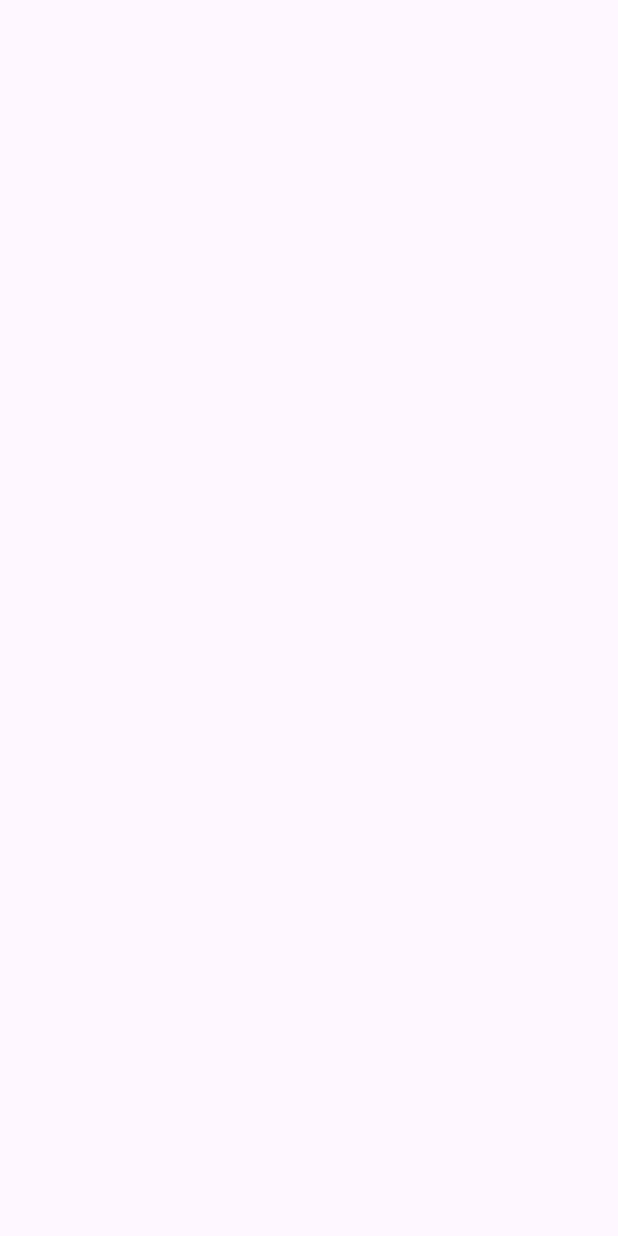
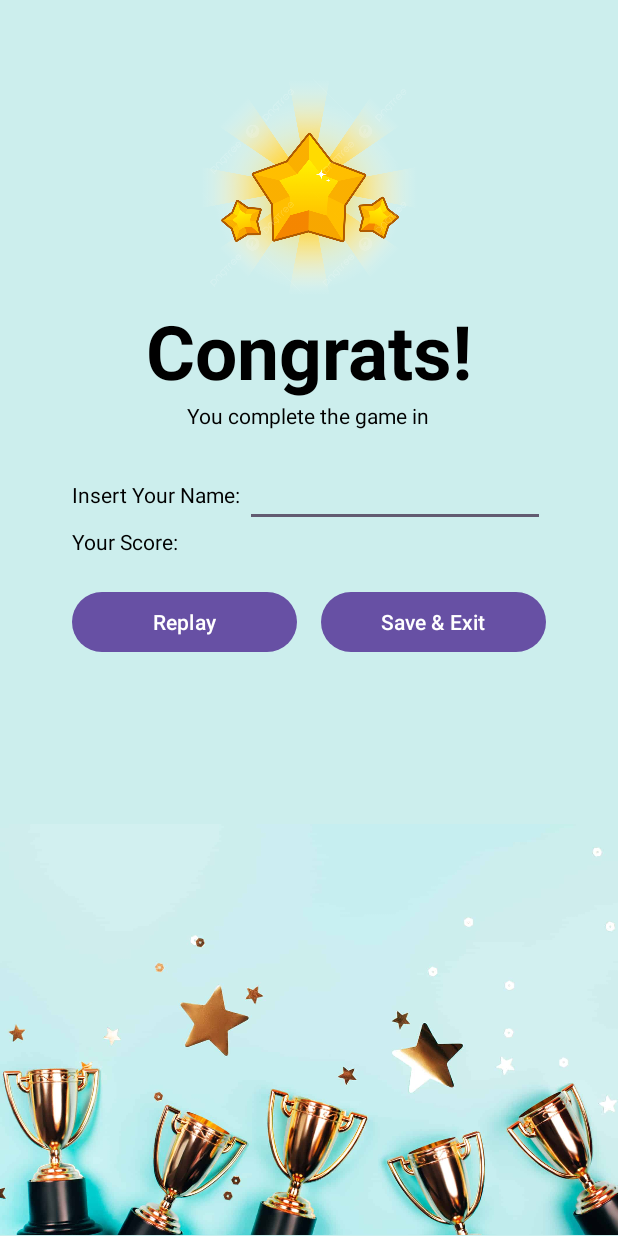
Before and after one commit to fadzrose/Color-Matching-Game, an Android app: the ScoreActivity screen opened directly, with no data from a screen before it, on a phone screen of 412 x 824 dp. Before the commit the screen is empty. Run offline under Robolectric (Android 15) with nearby library versions, the phone set to English and light mode, and no system bars.

Commit message:
ScoreActivity half way

```diff
--- a/app/src/main/java/com/example/colormatchinggame/GameActivity2.java
+++ b/app/src/main/java/com/example/colormatchinggame/GameActivity2.java
@@ -27,7 +27,7 @@ import java.util.Collections;
 
 public class GameActivity2 extends AppCompatActivity {
 
-    TextView pt;
+    TextView timer;
     ImageView c11,c12,c13,c14,c21,c22,c23,c24,c31,c32,c33,c34,c41,c42,c43,c44;
     Integer[] cardsArray = {101,102,103,104,105,106,107,108,201,202,203,204,205,206,207,208};
     int image101,image102,image103,image104,image105,image106,image107,image108;
@@ -260,6 +260,7 @@ public class GameActivity2 extends AppCompatActivity {
         });
     }
 
+    //main Code is here
     @Override
     protected void onCreate(Bundle savedInstanceState) {
         super.onCreate(savedInstanceState);
@@ -271,6 +272,8 @@ public class GameActivity2 extends AppCompatActivity {
         exitButton = findViewById(R.id.exitButton);
 
         tScore = findViewById(R.id.score);
+        timer = findViewById(R.id.timerText);
+
 
 
         // Reset Button Logic
@@ -693,7 +696,10 @@ public class GameActivity2 extends AppCompatActivity {
 
             Toast.makeText(this, "You complete the game!", Toast.LENGTH_SHORT).show();
 
-            Intent intent = new Intent(getApplicationContext(), MainActivity.class);
+            Intent intent = new Intent(getApplicationContext(), ScoreActivity.class);
+            intent.putExtra("point", String.valueOf(playerPoints));
+            intent.putExtra("time", String.valueOf(timer.getText()));
+
                     startActivity(intent);
                     finish();
 
--- a/app/src/main/java/com/example/colormatchinggame/ScoreActivity.java
+++ b/app/src/main/java/com/example/colormatchinggame/ScoreActivity.java
@@ -1,6 +1,12 @@
 package com.example.colormatchinggame;
 
+import android.annotation.SuppressLint;
+import android.content.Intent;
 import android.os.Bundle;
+import android.view.View;
+import android.widget.Button;
+import android.widget.EditText;
+import android.widget.TextView;
 
 import androidx.activity.EdgeToEdge;
 import androidx.appcompat.app.AppCompatActivity;
@@ -10,15 +16,52 @@ import androidx.core.view.WindowInsetsCompat;
 
 public class ScoreActivity extends AppCompatActivity {
 
+    Button btnReplay, btnSave;
+    TextView pointer, time;
+    private EditText name;
+    private DatabaseHelper dbHelper;
+
+    @SuppressLint("MissingInflatedId")
     @Override
     protected void onCreate(Bundle savedInstanceState) {
         super.onCreate(savedInstanceState);
-        EdgeToEdge.enable(this);
         setContentView(R.layout.activity_score);
-        ViewCompat.setOnApplyWindowInsetsListener(findViewById(R.id.main), (v, insets) -> {
-            Insets systemBars = insets.getInsets(WindowInsetsCompat.Type.systemBars());
-            v.setPadding(systemBars.left, systemBars.top, systemBars.right, systemBars.bottom);
-            return insets;
+
+        dbHelper = new DatabaseHelper(this);
+
+        name = findViewById(R.id.inputName);
+        time = findViewById(R.id.Time);
+        pointer = findViewById(R.id.score);
+        btnReplay = findViewById(R.id.Replay);
+        btnSave = findViewById(R.id.Exit);
+
+        //Retrieve data
+        String t = getIntent().getStringExtra("time");
+        String s = getIntent().getStringExtra("point");
+
+        //Display
+        time.setText(t);
+        pointer.setText(s);
+
+        btnReplay.setOnClickListener(new View.OnClickListener() {
+            @Override
+            public void onClick(View v){
+                Intent intent = new Intent(ScoreActivity.this, GameActivity2.class);//redirect without saving the score
+                startActivity(intent);
+            }
+
+
+        });
+
+        btnSave.setOnClickListener(new View.OnClickListener() {
+            @Override
+            public void onClick(View v){
+
+
+                Intent intent = new Intent(ScoreActivity.this, MainActivity.class);
+                startActivity(intent);
+            }
+
         });
     }
 }
--- a/app/src/main/res/layout/activity_login.xml
+++ b/app/src/main/res/layout/activity_login.xml
@@ -6,6 +6,7 @@
     android:orientation="vertical"
     android:gravity="center"
     android:padding="16dp"
+    android:background="#286B74"
     tools:ignore="ExtraText">
 
     <TextView
@@ -14,7 +15,7 @@
         android:layout_height="wrap_content"
         android:text="COLOR MEMORIZING GAME"
         android:textSize="24sp"
-        android:textColor="#673AB7"
+        android:textColor="#fff"
         android:textStyle="bold"
         android:layout_marginBottom="20dp"/>
 
--- a/app/src/main/res/layout/activity_score.xml
+++ b/app/src/main/res/layout/activity_score.xml
@@ -1,10 +1,120 @@
 <?xml version="1.0" encoding="utf-8"?>
-<androidx.constraintlayout.widget.ConstraintLayout xmlns:android="http://schemas.android.com/apk/res/android"
+<RelativeLayout xmlns:android="http://schemas.android.com/apk/res/android"
     xmlns:app="http://schemas.android.com/apk/res-auto"
     xmlns:tools="http://schemas.android.com/tools"
     android:id="@+id/main"
     android:layout_width="match_parent"
     android:layout_height="match_parent"
+    android:background="#CCEEED"
     tools:context=".ScoreActivity">
 
-</androidx.constraintlayout.widget.ConstraintLayout>
+    <ImageView
+        android:layout_width="300dp"
+        android:layout_height="150dp"
+        android:src="@drawable/star"
+        android:layout_centerHorizontal="true"
+        android:layout_marginTop="50dp"
+        android:id="@+id/star"/>
+    <LinearLayout
+        android:layout_width="match_parent"
+        android:layout_height="wrap_content"
+        android:layout_below="@+id/star"
+        android:orientation="vertical"
+        android:gravity="center">
+
+        <TextView
+            android:layout_width="wrap_content"
+            android:layout_height="wrap_content"
+            android:textColor="@color/black"
+            android:text="Congrats!"
+            android:textSize="50sp"
+            android:textStyle="bold"/>
+
+        <TextView
+            android:layout_width="wrap_content"
+            android:layout_height="wrap_content"
+            android:textColor="@color/black"
+            android:text="You complete the game in" />
+
+        <TextView
+            android:layout_width="wrap_content"
+            android:layout_height="wrap_content"
+            android:textColor="@color/black"
+            android:text="-time-"
+            android:textStyle="bold"
+            android:id="@+id/Time"/>
+
+        <RelativeLayout
+            android:layout_width="wrap_content"
+            android:layout_height="wrap_content">
+
+            <LinearLayout
+                android:layout_width="wrap_content"
+                android:layout_height="wrap_content"
+                android:id="@+id/LLname">
+
+                <TextView
+                    android:layout_width="wrap_content"
+                    android:layout_height="wrap_content"
+                    android:textColor="@color/black"
+                    android:text="Insert Your Name: " />
+
+                <EditText
+                    android:layout_width="200dp"
+                    android:layout_height="wrap_content"
+                    android:id="@+id/inputName"/>
+            </LinearLayout>
+
+            <LinearLayout
+                android:layout_width="wrap_content"
+                android:layout_height="wrap_content"
+                android:layout_below="@+id/LLname"
+                android:layout_alignStart="@+id/LLname"
+                android:orientation="horizontal"
+                android:id="@+id/LLscore">
+
+                <TextView
+                    android:layout_width="wrap_content"
+                    android:layout_height="wrap_content"
+                    android:textColor="@color/black"
+                    android:text="Your Score: " />
+
+                <TextView
+                    android:layout_width="200dp"
+                    android:layout_height="wrap_content"
+                    android:textColor="@color/black"
+                    android:text="-point-"
+                    android:id="@+id/score"/>
+            </LinearLayout>
+        </RelativeLayout>
+
+        <LinearLayout
+            android:layout_width="wrap_content"
+            android:layout_height="wrap_content">
+
+            <Button
+                android:layout_width="150dp"
+                android:layout_height="wrap_content"
+                android:layout_marginTop="20dp"
+                android:layout_marginRight="8dp"
+                android:text="Replay"
+                android:id="@+id/Replay"/>
+
+            <Button
+                android:layout_width="150dp"
+                android:layout_height="wrap_content"
+                android:layout_marginTop="20dp"
+                android:layout_marginLeft="8dp"
+                android:text="Save &amp; Exit"
+                android:id="@+id/Exit"/>
+        </LinearLayout>
+    </LinearLayout>
+
+    <ImageView
+        android:layout_width="match_parent"
+        android:layout_height="275dp"
+        android:layout_alignParentBottom="true"
+        android:layout_centerHorizontal="true"
+        android:src="@drawable/congrats"
+        />
+</RelativeLayout>
--- a/app/src/main/res/layout/activity_sign_up.xml
+++ b/app/src/main/res/layout/activity_sign_up.xml
@@ -4,6 +4,7 @@
     android:layout_height="match_parent"
     android:orientation="vertical"
     android:gravity="center"
+    android:background="#286B74"
     android:padding="16dp">
 
     <TextView
@@ -12,7 +13,7 @@
         android:layout_height="wrap_content"
         android:text="COLOR MEMORIZING GAME"
         android:textSize="24sp"
-        android:textColor="#673AB7"
+        android:textColor="#fff"
         android:textStyle="bold"
         android:layout_marginBottom="20dp"/>
 
```
Also changed, not shown: app/src/main/res/drawable/congrats.jpeg (added), app/src/main/res/drawable/star.png (added).
